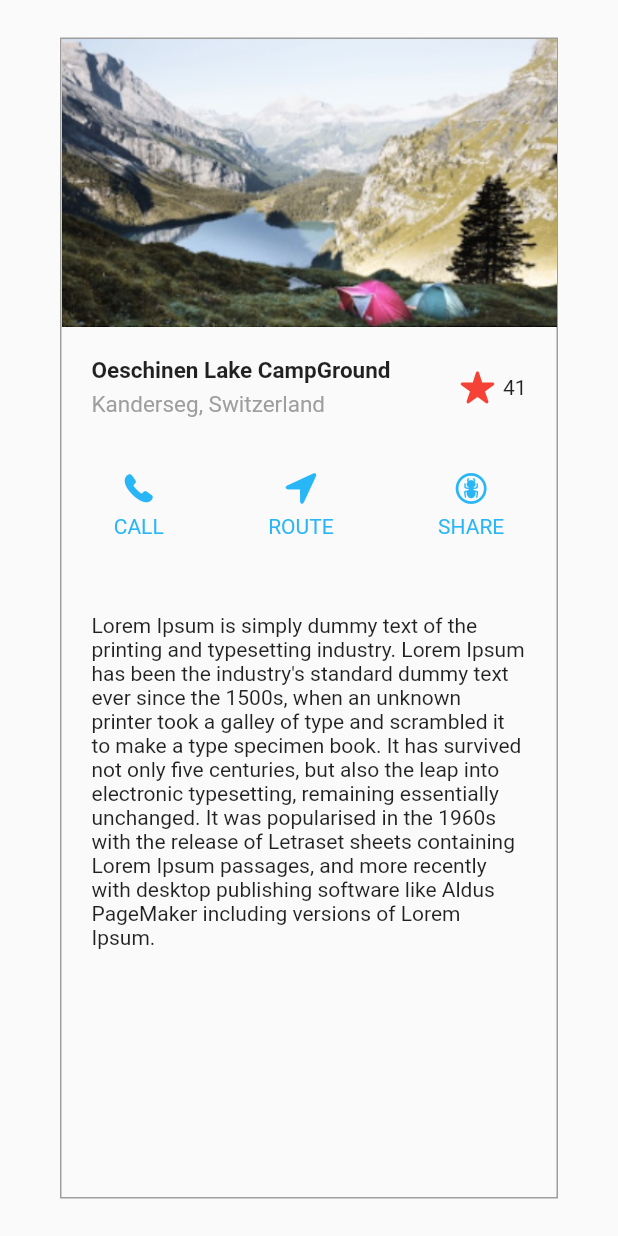
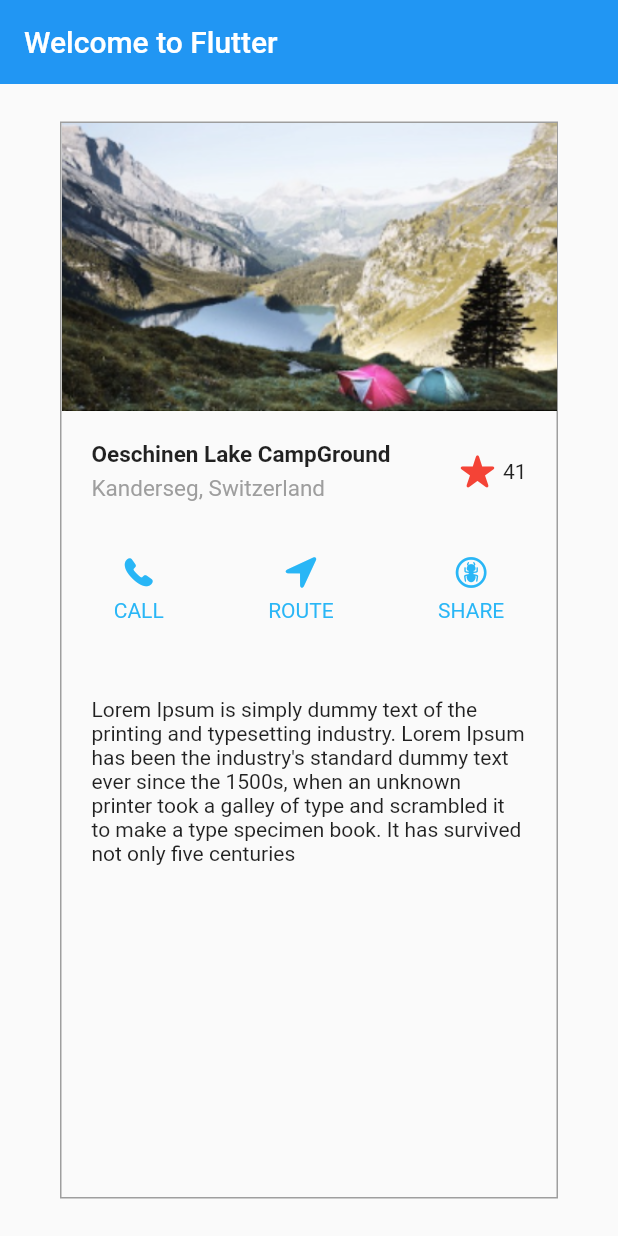
Before and after one commit to bde574786/workspace_flutter, a Flutter app: the screen it shows after launch, on a phone screen of 412 x 824 dp. Run offline on Flutter 3.47's test engine with Material 2 defaults, Android fonts, the phone set to English and light mode, and no system bars; our stand-ins replace flutter_svg.

Commit message:
앱 만들기 예제

```diff
--- a/flutter_ex_1/lib/main.dart
+++ b/flutter_ex_1/lib/main.dart
@@ -24,6 +24,10 @@ class HomePage extends StatelessWidget {
   @override
   Widget build(BuildContext context) {
     return Scaffold(
+      appBar: AppBar(
+        elevation: 0.0,
+        title: const Text("Welcome to Flutter"),
+      ),
       body: SafeArea(
           child: Padding(
         padding:
@@ -115,7 +119,7 @@ class HomePage extends StatelessWidget {
               Padding(
                 padding: const EdgeInsets.all(20.0),
                 child: Text(
-                    "Lorem Ipsum is simply dummy text of the printing and typesetting industry. Lorem Ipsum has been the industry's standard dummy text ever since the 1500s, when an unknown printer took a galley of type and scrambled it to make a type specimen book. It has survived not only five centuries, but also the leap into electronic typesetting, remaining essentially unchanged. It was popularised in the 1960s with the release of Letraset sheets containing Lorem Ipsum passages, and more recently with desktop publishing software like Aldus PageMaker including versions of Lorem Ipsum."),
+                    "Lorem Ipsum is simply dummy text of the printing and typesetting industry. Lorem Ipsum has been the industry's standard dummy text ever since the 1500s, when an unknown printer took a galley of type and scrambled it to make a type specimen book. It has survived not only five centuries"),
               )
             ],
           ),
```
Also changed, not shown: flutter_ex/lib/main.dart (+52 -4 lines).
